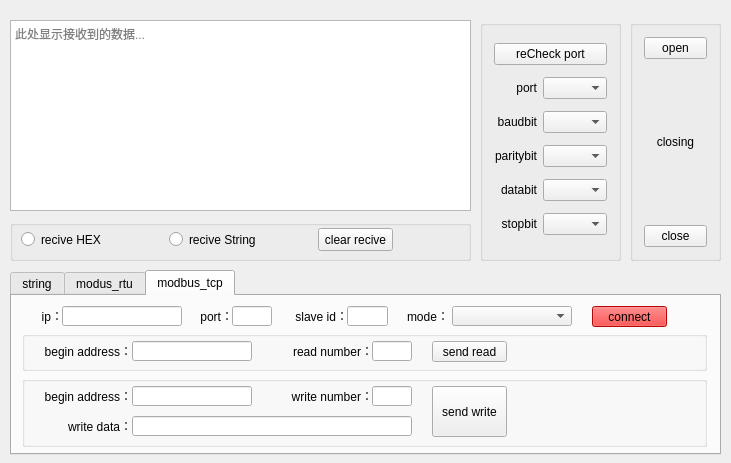
Keruls/portComm, file portComm/portComm.ui: the form before one commit.
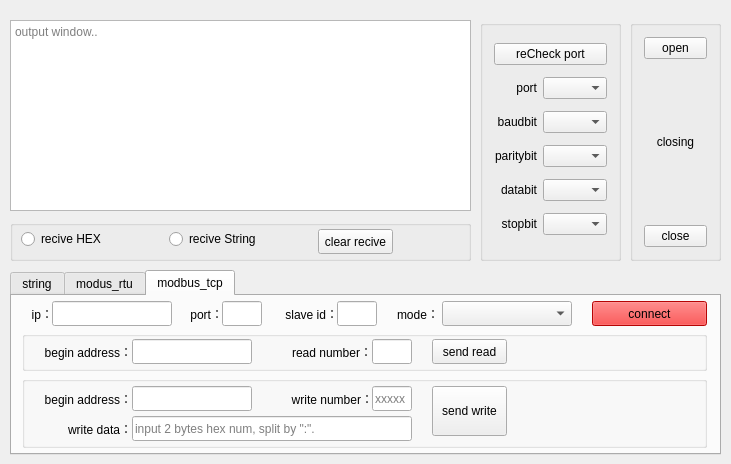
The form after the commit. Icons and pictures are not drawn.

Patch:
```diff
--- a/portComm/portComm.ui
+++ b/portComm/portComm.ui
@@ -7,7 +7,7 @@
     <x>0</x>
     <y>0</y>
     <width>731</width>
-    <height>463</height>
+    <height>464</height>
    </rect>
   </property>
   <property name="windowTitle">
@@ -187,7 +187,7 @@
      <bool>false</bool>
     </property>
     <property name="placeholderText">
-     <string>此处显示接收到的数据...</string>
+     <string>output window..</string>
     </property>
    </widget>
    <widget class="QTabWidget" name="tabWidget">
@@ -354,9 +354,9 @@
        <property name="geometry">
         <rect>
          <x>350</x>
-         <y>10</y>
+         <y>8</y>
          <width>40</width>
-         <height>20</height>
+         <height>25</height>
         </rect>
        </property>
       </widget>
@@ -364,9 +364,9 @@
        <property name="geometry">
         <rect>
          <x>10</x>
-         <y>10</y>
+         <y>8</y>
          <width>100</width>
-         <height>20</height>
+         <height>25</height>
         </rect>
        </property>
        <property name="text">
@@ -380,9 +380,9 @@
        <property name="geometry">
         <rect>
          <x>110</x>
-         <y>10</y>
+         <y>8</y>
          <width>120</width>
-         <height>20</height>
+         <height>25</height>
         </rect>
        </property>
       </widget>
@@ -390,9 +390,9 @@
        <property name="geometry">
         <rect>
          <x>260</x>
-         <y>10</y>
-         <width>91</width>
-         <height>20</height>
+         <y>8</y>
+         <width>90</width>
+         <height>25</height>
         </rect>
        </property>
        <property name="text">
@@ -406,9 +406,9 @@
        <property name="geometry">
         <rect>
          <x>410</x>
-         <y>10</y>
+         <y>8</y>
          <width>75</width>
-         <height>21</height>
+         <height>25</height>
         </rect>
        </property>
        <property name="text">
@@ -422,7 +422,7 @@
         <x>10</x>
         <y>80</y>
         <width>685</width>
-        <height>71</height>
+        <height>72</height>
        </rect>
       </property>
       <property name="title">
@@ -434,9 +434,15 @@
          <x>350</x>
          <y>10</y>
          <width>40</width>
-         <height>20</height>
+         <height>25</height>
         </rect>
        </property>
+       <property name="readOnly">
+        <bool>true</bool>
+       </property>
+       <property name="placeholderText">
+        <string>xxxxx</string>
+       </property>
       </widget>
       <widget class="QLineEdit" name="le_bustcp_data_w">
        <property name="geometry">
@@ -444,9 +450,12 @@
          <x>110</x>
          <y>40</y>
          <width>280</width>
-         <height>20</height>
+         <height>25</height>
         </rect>
        </property>
+       <property name="placeholderText">
+        <string>input 2 bytes hex num, split by &quot;:&quot;.</string>
+       </property>
       </widget>
       <widget class="QLineEdit" name="le_bustcp_addr_w">
        <property name="geometry">
@@ -454,9 +463,15 @@
          <x>110</x>
          <y>10</y>
          <width>120</width>
-         <height>20</height>
+         <height>25</height>
         </rect>
        </property>
+       <property name="text">
+        <string/>
+       </property>
+       <property name="placeholderText">
+        <string/>
+       </property>
       </widget>
       <widget class="QLabel" name="label_5">
        <property name="geometry">
@@ -464,7 +479,7 @@
          <x>260</x>
          <y>10</y>
          <width>91</width>
-         <height>20</height>
+         <height>25</height>
         </rect>
        </property>
        <property name="text">
@@ -480,7 +495,7 @@
          <x>10</x>
          <y>10</y>
          <width>100</width>
-         <height>20</height>
+         <height>25</height>
         </rect>
        </property>
        <property name="text">
@@ -496,7 +511,7 @@
          <x>10</x>
          <y>40</y>
          <width>100</width>
-         <height>20</height>
+         <height>25</height>
         </rect>
        </property>
        <property name="text">
@@ -512,7 +527,7 @@
          <x>410</x>
          <y>10</y>
          <width>75</width>
-         <height>51</height>
+         <height>50</height>
         </rect>
        </property>
        <property name="text">
@@ -523,20 +538,20 @@
      <widget class="QLineEdit" name="le_bustcp_ip">
       <property name="geometry">
        <rect>
-        <x>50</x>
-        <y>10</y>
+        <x>40</x>
+        <y>5</y>
         <width>120</width>
-        <height>20</height>
+        <height>25</height>
        </rect>
       </property>
      </widget>
      <widget class="QLabel" name="label_7">
       <property name="geometry">
        <rect>
-        <x>20</x>
-        <y>10</y>
+        <x>10</x>
+        <y>5</y>
         <width>31</width>
-        <height>20</height>
+        <height>25</height>
        </rect>
       </property>
       <property name="text">
@@ -549,20 +564,20 @@
      <widget class="QLineEdit" name="le_bustcp_port">
       <property name="geometry">
        <rect>
-        <x>220</x>
-        <y>10</y>
+        <x>210</x>
+        <y>5</y>
         <width>40</width>
-        <height>20</height>
+        <height>25</height>
        </rect>
       </property>
      </widget>
      <widget class="QLabel" name="label_8">
       <property name="geometry">
        <rect>
-        <x>180</x>
-        <y>10</y>
+        <x>170</x>
+        <y>5</y>
         <width>41</width>
-        <height>20</height>
+        <height>25</height>
        </rect>
       </property>
       <property name="text">
@@ -576,9 +591,9 @@
       <property name="geometry">
        <rect>
         <x>580</x>
-        <y>10</y>
-        <width>75</width>
-        <height>21</height>
+        <y>5</y>
+        <width>115</width>
+        <height>25</height>
        </rect>
       </property>
       <property name="styleSheet">
@@ -591,20 +606,20 @@
      <widget class="QLineEdit" name="le_bustcp_slaveid">
       <property name="geometry">
        <rect>
-        <x>335</x>
-        <y>10</y>
-        <width>41</width>
-        <height>20</height>
+        <x>325</x>
+        <y>5</y>
+        <width>40</width>
+        <height>25</height>
        </rect>
       </property>
      </widget>
      <widget class="QLabel" name="label_10">
       <property name="geometry">
        <rect>
-        <x>275</x>
-        <y>10</y>
+        <x>265</x>
+        <y>5</y>
         <width>61</width>
-        <height>20</height>
+        <height>25</height>
        </rect>
       </property>
       <property name="text">
@@ -620,20 +635,20 @@
       </property>
       <property name="geometry">
        <rect>
-        <x>440</x>
-        <y>10</y>
-        <width>120</width>
-        <height>20</height>
+        <x>430</x>
+        <y>5</y>
+        <width>130</width>
+        <height>25</height>
        </rect>
       </property>
      </widget>
      <widget class="QLabel" name="label">
       <property name="geometry">
        <rect>
-        <x>395</x>
-        <y>10</y>
+        <x>385</x>
+        <y>5</y>
         <width>45</width>
-        <height>20</height>
+        <height>25</height>
        </rect>
       </property>
       <property name="text">
@@ -662,6 +677,9 @@
       <height>41</height>
      </rect>
     </property>
+    <property name="styleSheet">
+     <string notr="true"/>
+    </property>
     <property name="title">
      <string/>
     </property>
@@ -669,9 +687,9 @@
      <property name="geometry">
       <rect>
        <x>11</x>
-       <y>10</y>
+       <y>9</y>
        <width>85</width>
-       <height>19</height>
+       <height>20</height>
       </rect>
      </property>
      <property name="text">
@@ -694,9 +712,9 @@
      <property name="geometry">
       <rect>
        <x>308</x>
-       <y>8</y>
+       <y>9</y>
        <width>75</width>
-       <height>23</height>
+       <height>25</height>
       </rect>
      </property>
      <property name="text">
@@ -707,9 +725,9 @@
      <property name="geometry">
       <rect>
        <x>159</x>
-       <y>10</y>
+       <y>9</y>
        <width>95</width>
-       <height>19</height>
+       <height>20</height>
       </rect>
      </property>
      <property name="text">
```
Left out of the diff: 126 changed lines with no effect on the pictures.
